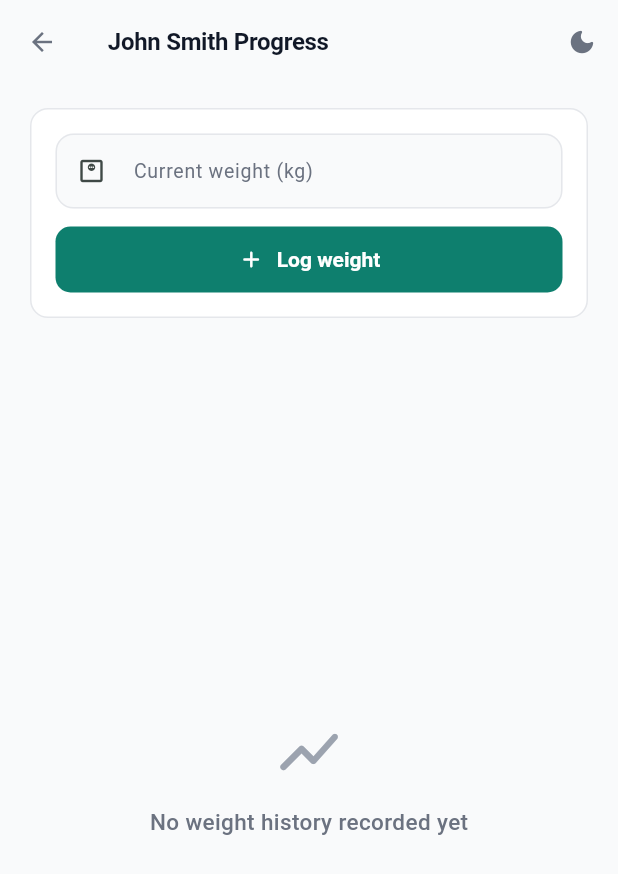
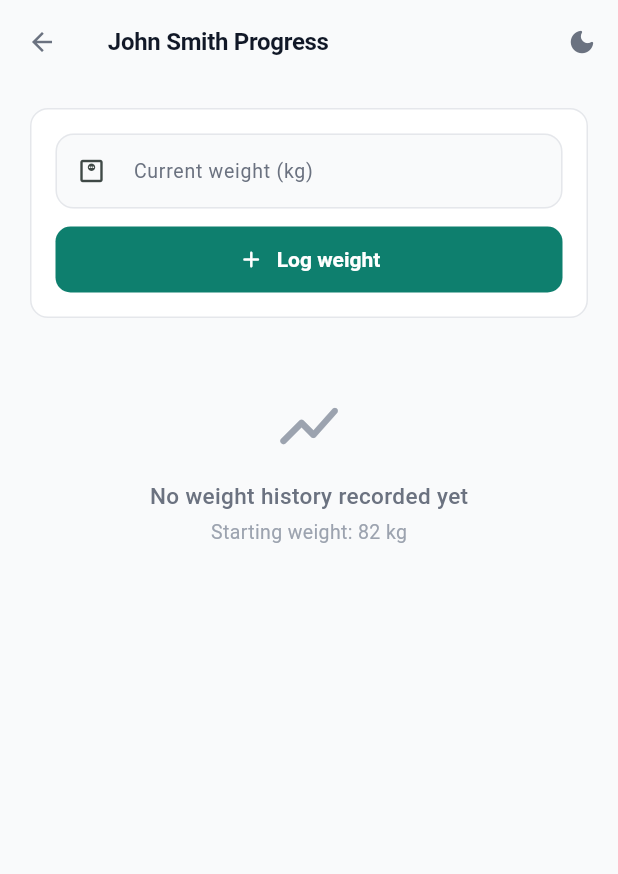
Before and after one commit to sahilmishra247/precon-wellness-web, a Flutter app: the ProgressScreen screen opened directly with sample values from the repository, on a phone screen of 412 x 824 dp. Shown: the top 874 px of the screen. Run offline on Flutter 3.47's test engine with Material 3 defaults, Android fonts, the phone set to English and light mode, and no system bars; our stand-ins replace dio, shared_preferences; accounts and stored records are empty; network calls fail.

Commit message:
Weight history chart in progress tracking; initial weight on profile (#3)
- Progress tracking now shows Starting / Current / Change tiles and a line
  chart of logged weights (tap or hover a point for its value and date),
  with the starting weight as a dashed reference line.
- The profile and client details screens show the initial weight only;
  the current weight lives in Progress tracking.
- Progress screen no longer overwrites client.weight with the latest log.


Claude-Session: https://claude.ai/code/session_017Cg4XH7XEQ9Kiu5Zd6XhP3

Co-authored-by: Claude <noreply@anthropic.com>

```diff
--- a/lib/screens/client_details_screen.dart
+++ b/lib/screens/client_details_screen.dart
@@ -120,7 +120,7 @@ class _ClientDetailsScreenState extends State<ClientDetailsScreen> {
                   _sectionLabel('Health & body metrics', isDark),
                   const SizedBox(height: 10),
                   Row(children: [
-                    Expanded(child: _metricTile('Weight', '${widget.client.weight} kg', 'Current weight', AppColors.brand(isDark), isDark)),
+                    Expanded(child: _metricTile('Initial weight', '${widget.client.weight} kg', 'Current in Progress tracking', AppColors.brand(isDark), isDark)),
                     const SizedBox(width: 10),
                     Expanded(child: _metricTile('Height', '${widget.client.height.toInt()} cm', 'Standing height', AppColors.info, isDark)),
                   ]),
--- a/lib/screens/progress_screen.dart
+++ b/lib/screens/progress_screen.dart
@@ -4,6 +4,7 @@ import '../models/progress_entry.dart';
 import '../services/theme_service.dart';
 import '../services/wellness_service.dart';
 import '../widgets/theme_toggle_button.dart';
+import '../widgets/weight_chart.dart';
 import '../theme/app_colors.dart';
 
 class ProgressScreen extends StatefulWidget {
@@ -43,12 +44,11 @@ class _ProgressScreenState extends State<ProgressScreen> {
     try {
       final remoteEntries = await wellnessService.getProgressEntries(widget.client.email);
       if (mounted) {
+        // Newest first. client.weight stays the starting weight from the profile.
+        remoteEntries.sort((a, b) => b.date.compareTo(a.date));
         setState(() {
           entries = remoteEntries;
           widget.client.progressEntries = remoteEntries;
-          if (remoteEntries.isNotEmpty) {
-            widget.client.weight = remoteEntries.first.weight;
-          }
           isLoading = false;
         });
       }
@@ -144,6 +144,58 @@ class _ProgressScreenState extends State<ProgressScreen> {
     }
   }
 
+  static String _fmtKg(double v) =>
+      v == v.roundToDouble() ? v.toStringAsFixed(0) : v.toStringAsFixed(1);
+
+  Widget _buildSummary(bool isDark) {
+    final current = entries.first.weight;
+    final start = widget.client.weight > 0 ? widget.client.weight : entries.last.weight;
+    final change = current - start;
+    final changeText = change.abs() < 0.05
+        ? 'No change'
+        : '${change > 0 ? '+' : '−'}${_fmtKg(double.parse(change.abs().toStringAsFixed(1)))} kg';
+
+    Widget tile(String label, String value, String? sub) => Expanded(
+          child: Container(
+            padding: const EdgeInsets.all(14),
+            decoration: BoxDecoration(
+              color: AppColors.surface(isDark),
+              borderRadius: BorderRadius.circular(AppColors.radiusLarge),
+              border: Border.all(color: AppColors.border(isDark)),
+            ),
+            child: Column(
+              crossAxisAlignment: CrossAxisAlignment.start,
+              children: [
+                Text(label,
+                    style: TextStyle(fontSize: 12, color: AppColors.textSecondary(isDark), fontWeight: FontWeight.w500)),
+                const SizedBox(height: 6),
+                Text(value,
+                    style: TextStyle(
+                        fontSize: 20, fontWeight: FontWeight.w700, color: AppColors.textPrimary(isDark), letterSpacing: -0.3)),
+                if (sub != null) ...[
+                  const SizedBox(height: 2),
+                  Text(sub,
+                      style: TextStyle(fontSize: 12, color: AppColors.textMuted(isDark), fontWeight: FontWeight.w500),
+                      overflow: TextOverflow.ellipsis),
+                ],
+              ],
+            ),
+          ),
+        );
+
+    final d = entries.first.date;
+    return Row(
+      children: [
+        tile('Starting', '${_fmtKg(start)} kg', null),
+        const SizedBox(width: 10),
+        tile('Current', '${_fmtKg(current)} kg',
+            '${d.day.toString().padLeft(2, '0')}/${d.month.toString().padLeft(2, '0')}/${d.year}'),
+        const SizedBox(width: 10),
+        tile('Change', changeText, '${entries.length} ${entries.length == 1 ? 'entry' : 'entries'}'),
+      ],
+    );
+  }
+
   @override
   Widget build(BuildContext context) {
     return ListenableBuilder(
@@ -171,7 +223,7 @@ class _ProgressScreenState extends State<ProgressScreen> {
               constraints: const BoxConstraints(maxWidth: 720),
               child: Padding(
                 padding: const EdgeInsets.symmetric(horizontal: 20, vertical: 16),
-                child: Column(
+                child: ListView(
                   children: [
                     if (!widget.readOnly) ...[
                       Container(
@@ -232,21 +284,17 @@ class _ProgressScreenState extends State<ProgressScreen> {
                       ),
                       const SizedBox(height: 16),
                     ],
-                    Expanded(
-                      child: isLoading
-                          ? const Center(child: CircularProgressIndicator())
-                          : entries.isEmpty
-                              ? Center(
-                                  child: Padding(
+                    if (isLoading)
+                      const Padding(
+                        padding: EdgeInsets.all(48),
+                        child: Center(child: CircularProgressIndicator()),
+                      )
+                    else if (entries.isEmpty)
+                      Padding(
                         padding: const EdgeInsets.all(32),
                         child: Column(
-                                      mainAxisSize: MainAxisSize.min,
                           children: [
-                                        Icon(
-                                          Icons.show_chart_rounded,
-                                          size: 48,
-                                          color: AppColors.textMuted(isDark),
-                                        ),
+                            Icon(Icons.show_chart_rounded, size: 48, color: AppColors.textMuted(isDark)),
                             const SizedBox(height: 12),
                             Text(
                               'No weight history recorded yet',
@@ -256,14 +304,62 @@ class _ProgressScreenState extends State<ProgressScreen> {
                                 fontWeight: FontWeight.w500,
                               ),
                             ),
+                            if (widget.client.weight > 0) ...[
+                              const SizedBox(height: 4),
+                              Text(
+                                'Starting weight: ${_fmtKg(widget.client.weight)} kg',
+                                style: TextStyle(color: AppColors.textMuted(isDark), fontSize: 13),
+                              ),
+                            ],
+                          ],
+                        ),
+                      )
+                    else ...[
+                      _buildSummary(isDark),
+                      const SizedBox(height: 16),
+                      Container(
+                        padding: const EdgeInsets.fromLTRB(12, 16, 16, 12),
+                        decoration: BoxDecoration(
+                          color: AppColors.surface(isDark),
+                          borderRadius: BorderRadius.circular(AppColors.radiusLarge),
+                          border: Border.all(color: AppColors.border(isDark)),
+                        ),
+                        child: Column(
+                          crossAxisAlignment: CrossAxisAlignment.start,
+                          children: [
+                            Padding(
+                              padding: const EdgeInsets.only(left: 4, bottom: 8),
+                              child: Text(
+                                'Weight over time (kg)',
+                                style: TextStyle(
+                                  fontSize: 13,
+                                  fontWeight: FontWeight.w600,
+                                  color: AppColors.textSecondary(isDark),
+                                ),
+                              ),
+                            ),
+                            WeightChart(
+                              entries: entries,
+                              baseline: widget.client.weight > 0 ? widget.client.weight : null,
+                              isDark: isDark,
+                            ),
                           ],
                         ),
                       ),
-                                )
-                              : ListView.separated(
-                                  itemCount: entries.length,
-                                  separatorBuilder: (_, _) => Divider(height: 1, color: AppColors.border(isDark)),
-                                  itemBuilder: (context, index) {
+                      const SizedBox(height: 20),
+                      Text(
+                        'History',
+                        style: TextStyle(
+                          fontSize: 12,
+                          fontWeight: FontWeight.w600,
+                          letterSpacing: 0.2,
+                          color: AppColors.textSecondary(isDark),
+                        ),
+                      ),
+                      const SizedBox(height: 4),
+                      for (var index = 0; index < entries.length; index++) ...[
+                        if (index > 0) Divider(height: 1, color: AppColors.border(isDark)),
+                        Builder(builder: (context) {
                                     final entry = entries[index];
                                     final isLatest = index == 0;
 
@@ -296,7 +392,7 @@ class _ProgressScreenState extends State<ProgressScreen> {
                                                 Row(
                                                   children: [
                                                     Text(
-                                                      '${entry.weight} kg',
+                                                      '${_fmtKg(entry.weight)} kg',
                                                       style: TextStyle(
                                                         fontWeight: FontWeight.w600,
                                                         fontSize: 16,
@@ -343,9 +439,9 @@ class _ProgressScreenState extends State<ProgressScreen> {
                                         ],
                                       ),
                                     );
-                                  },
-                                ),
-                    ),
+                        }),
+                      ],
+                    ],
                   ],
                 ),
               ),
```
Also changed, not shown: lib/screens/client_dashboard_screen.dart (+2 -9 lines), lib/widgets/weight_chart.dart (added, +248 -0 lines). Lines whose indentation alone changed are shown as unchanged.
